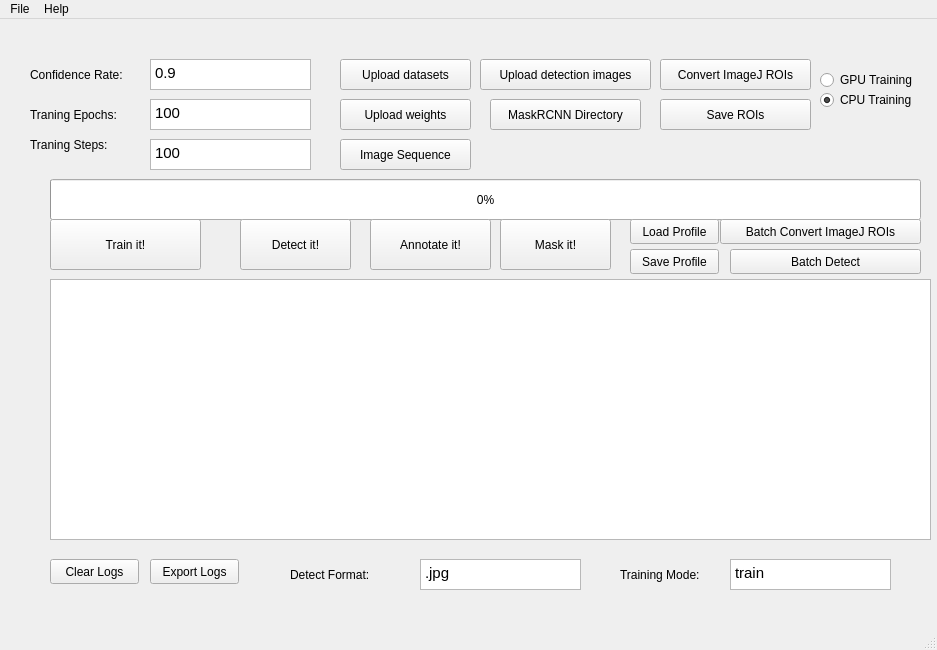
Above: MaskRCNN.ui from min20120907/Cell_RCNN_Qt before the change. Below: the same form after it.
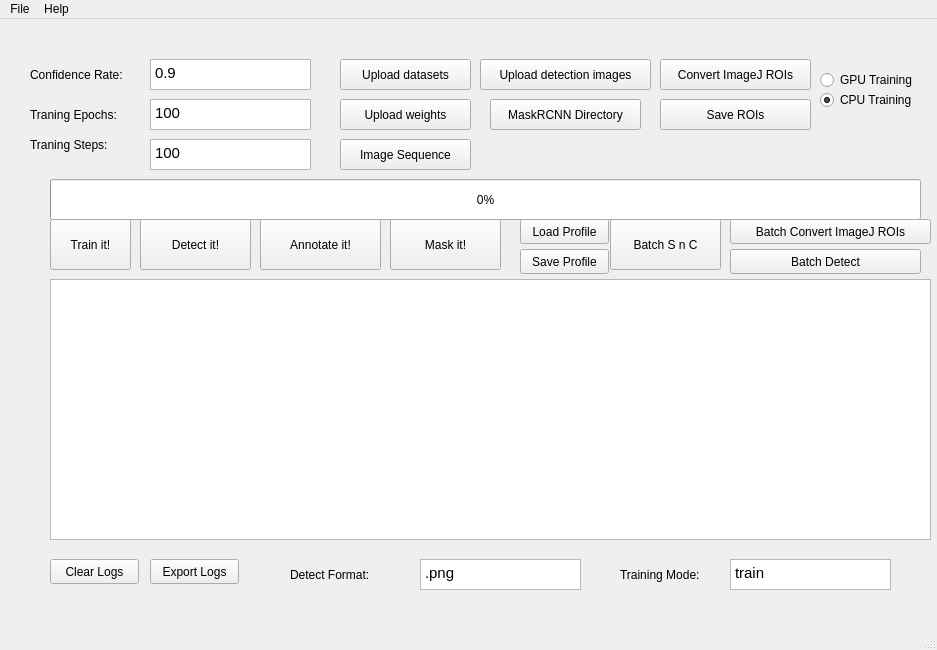
That is the form after the change. Icons and pictures are not drawn.

```diff
--- a/MaskRCNN.ui
+++ b/MaskRCNN.ui
@@ -23,7 +23,7 @@
      <rect>
       <x>50</x>
       <y>200</y>
-      <width>151</width>
+      <width>81</width>
       <height>51</height>
      </rect>
     </property>
@@ -188,7 +188,7 @@
    <widget class="QPushButton" name="detect_btn">
     <property name="geometry">
      <rect>
-      <x>240</x>
+      <x>140</x>
       <y>200</y>
       <width>111</width>
       <height>51</height>
@@ -250,7 +250,7 @@
    <widget class="QPushButton" name="anot_btn">
     <property name="geometry">
      <rect>
-      <x>370</x>
+      <x>260</x>
       <y>200</y>
       <width>121</width>
       <height>51</height>
@@ -263,7 +263,7 @@
    <widget class="QPushButton" name="mask_btn">
     <property name="geometry">
      <rect>
-      <x>500</x>
+      <x>390</x>
       <y>200</y>
       <width>111</width>
       <height>51</height>
@@ -300,7 +300,7 @@
 &lt;html&gt;&lt;head&gt;&lt;meta name=&quot;qrichtext&quot; content=&quot;1&quot; /&gt;&lt;style type=&quot;text/css&quot;&gt;
 p, li { white-space: pre-wrap; }
 &lt;/style&gt;&lt;/head&gt;&lt;body style=&quot; font-family:'Ubuntu'; font-size:11pt; font-weight:400; font-style:normal;&quot;&gt;
-&lt;p style=&quot; margin-top:0px; margin-bottom:0px; margin-left:0px; margin-right:0px; -qt-block-indent:0; text-indent:0px;&quot;&gt;.jpg&lt;/p&gt;&lt;/body&gt;&lt;/html&gt;</string>
+&lt;p style=&quot; margin-top:0px; margin-bottom:0px; margin-left:0px; margin-right:0px; -qt-block-indent:0; text-indent:0px;&quot;&gt;.png&lt;/p&gt;&lt;/body&gt;&lt;/html&gt;</string>
     </property>
    </widget>
    <widget class="QLabel" name="label_3">
@@ -349,7 +349,7 @@
    <widget class="QPushButton" name="l_profile">
     <property name="geometry">
      <rect>
-      <x>630</x>
+      <x>520</x>
       <y>200</y>
       <width>89</width>
       <height>25</height>
@@ -362,7 +362,7 @@
    <widget class="QPushButton" name="s_profile">
     <property name="geometry">
      <rect>
-      <x>630</x>
+      <x>520</x>
       <y>230</y>
       <width>89</width>
       <height>25</height>
@@ -405,7 +405,7 @@
    <widget class="QPushButton" name="batch_coco">
     <property name="geometry">
      <rect>
-      <x>720</x>
+      <x>730</x>
       <y>200</y>
       <width>201</width>
       <height>25</height>
@@ -441,6 +441,19 @@
      <string>Image Sequence</string>
     </property>
    </widget>
+   <widget class="QPushButton" name="batch_snc">
+    <property name="geometry">
+     <rect>
+      <x>610</x>
+      <y>200</y>
+      <width>111</width>
+      <height>51</height>
+     </rect>
+    </property>
+    <property name="text">
+     <string>Batch S n C</string>
+    </property>
+   </widget>
   </widget>
   <widget class="QMenuBar" name="menubar">
    <property name="geometry">
```
